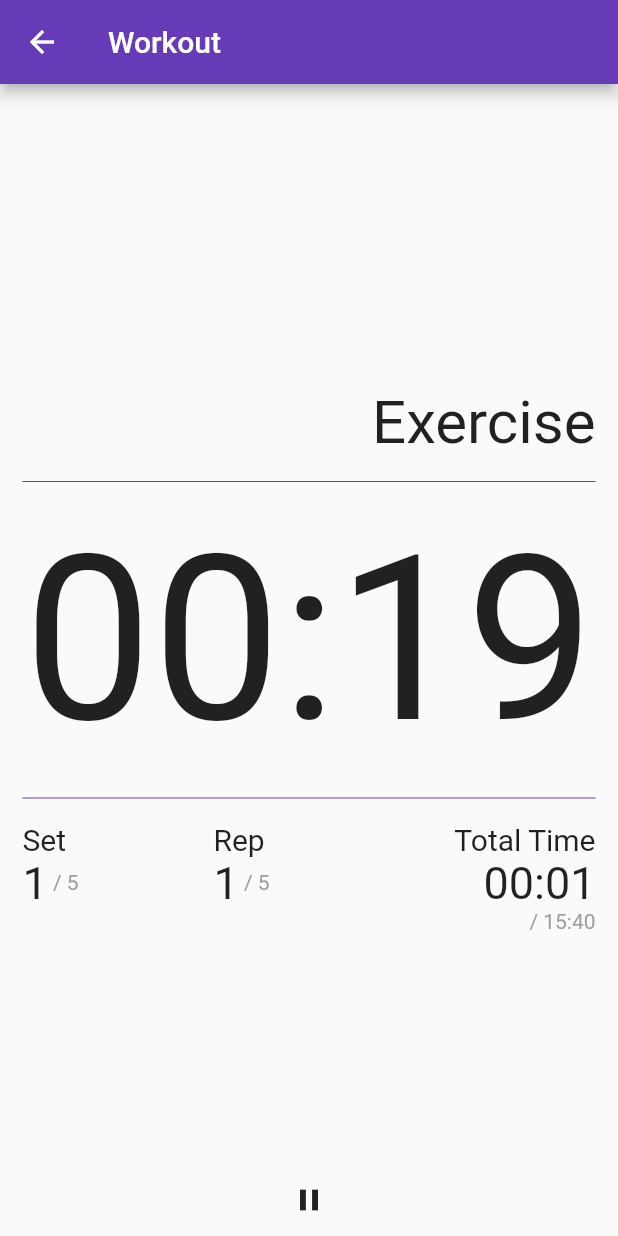
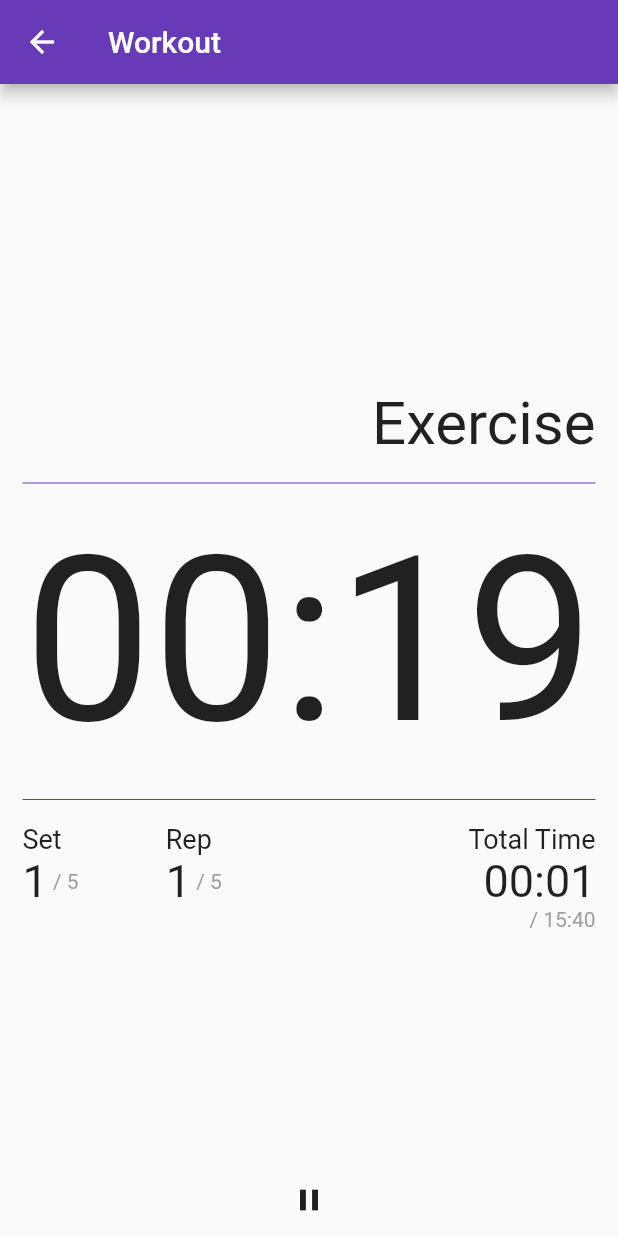
Before and after one commit to insin/tabata_timer, a Flutter app: the screen it shows after launch, after a tap on the "play arrow" icon, on a phone screen of 412 x 824 dp. Run offline on Flutter 3.47's test engine with Material 2 defaults, Android fonts, the phone set to English and light mode, and no system bars; our stand-ins replace audioplayers, numberpicker; missing offline and left inert: screen.

Commit message:
Tweak workout screen table to prevent wrapping on smaller screen

```diff
--- a/lib/screens/workout_screen.dart
+++ b/lib/screens/workout_screen.dart
@@ -76,14 +76,18 @@
             AutoSizeText(formatTime(_workout.timeLeft),
                 style: TextStyle(fontSize: 200.0), maxLines: 1),
             Divider(height: 32, color: Theme.of(context).primaryColor),
-            Table(children: [
+            Table(columnWidths: {
+              0: FlexColumnWidth(0.5),
+              1: FlexColumnWidth(0.5),
+              2: FlexColumnWidth(1.0)
+            }, children: [
               TableRow(children: [
-                TableCell(child: Text('Set', style: TextStyle(fontSize: 20.0))),
-                TableCell(child: Text('Rep', style: TextStyle(fontSize: 20.0))),
+                TableCell(child: Text('Set', style: TextStyle(fontSize: 18.0))),
+                TableCell(child: Text('Rep', style: TextStyle(fontSize: 18.0))),
                 TableCell(
                     child: Text('Total Time',
                         textAlign: TextAlign.end,
-                        style: TextStyle(fontSize: 20.0)))
+                        style: TextStyle(fontSize: 18.0)))
               ]),
               TableRow(children: [
                 TableCell(
```
